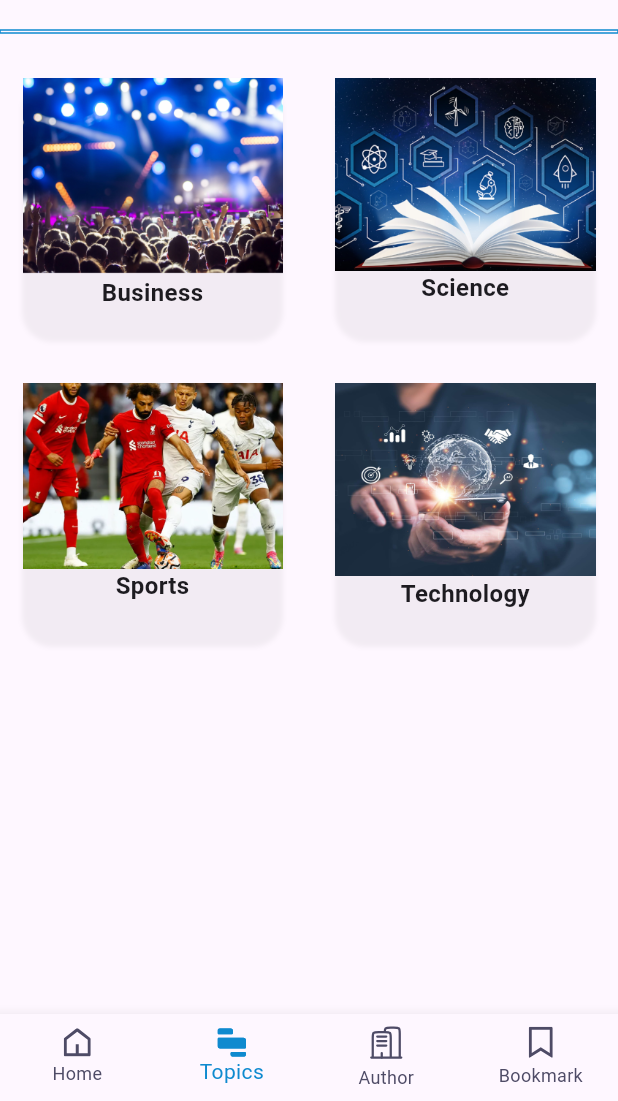
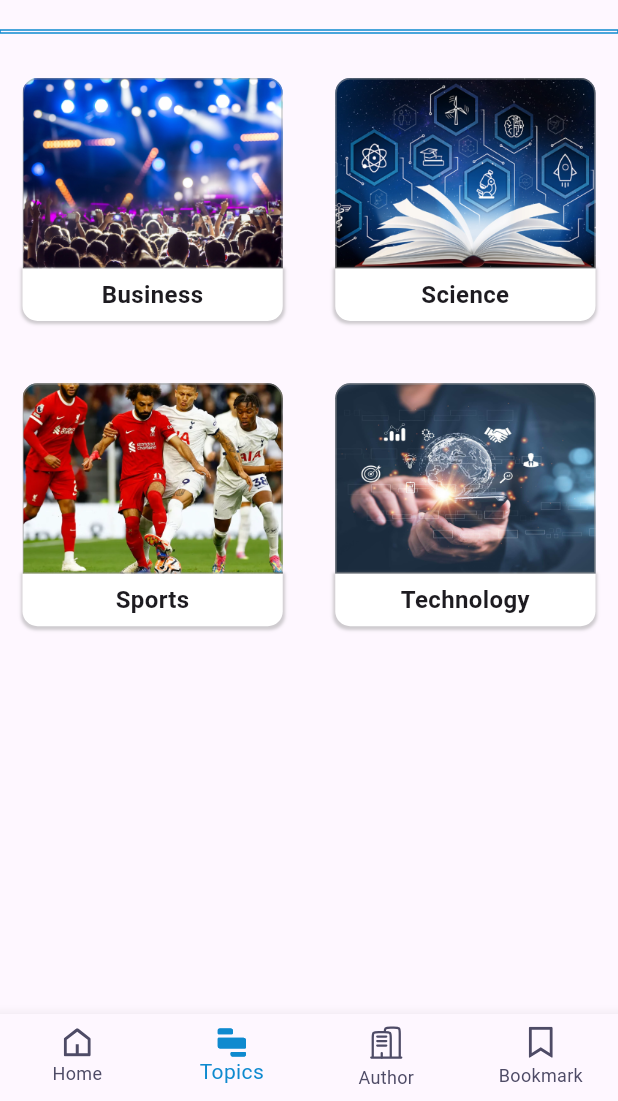
Before and after one commit to kareemkamal11/news_wave, a Flutter app: the HomeScreen screen opened directly, swiped to page 2, on a phone screen of 412 x 824 dp, the part 135-1236 px from its top. Run offline on Flutter 3.47's test engine with Material 3 defaults, Android fonts, the phone set to English and light mode, and no system bars; our stand-ins replace firebase_auth, firebase_core, flutter_bloc, flutter_svg, google_fonts, google_sign_in and 3 more; missing offline and left inert: flutter_facebook_auth, flutter_toastr; accounts and stored records are empty; network calls fail.

```diff
--- a/lib/core/static/app_assets.dart
+++ b/lib/core/static/app_assets.dart
@@ -42,4 +42,6 @@ class AppAssets {
   static final String takePhoto = 'assets/auth/profile/takePhoto.png';
 
   static final String emptyImage = 'assets/auth/profile/emptyImage.png';
+
+  static final String failedImaeg = 'assets/failedImage.png' ;
 }
--- a/lib/features/home/widgets/bookmark_page_widget.dart
+++ b/lib/features/home/widgets/bookmark_page_widget.dart
@@ -1,6 +1,5 @@
 import 'package:flutter/material.dart';
 import 'package:news_wave/features/home/widgets/custom_app_bar.dart';
-import 'package:news_wave/features/home/widgets/home_news_item_widget.dart';
 
 class BookmarkPageWidget extends StatelessWidget {
   const BookmarkPageWidget(
@@ -21,6 +20,8 @@ class BookmarkPageWidget extends StatelessWidget {
         ),
         SliverList.builder(
           itemBuilder: (context, index) {
+            return null;
+
           },
           itemCount: bookmark.length,
         ),
--- a/lib/features/home/widgets/home_news_item_widget.dart
+++ b/lib/features/home/widgets/home_news_item_widget.dart
@@ -111,7 +111,7 @@ class NewsItemDataWidget extends StatelessWidget {
                 onPressed: bookmark,
                 child: !isBookmarked
                     ? Icon(Icons.bookmark_border_sharp,
-                        color: AppColors.textWhiteColor)
+                        color: AppColors.textWhiteColor,)
                     : Icon(Icons.bookmark, color: AppColors.primaryColor),
               )
             ],
--- /dev/null
+++ b/lib/features/home/widgets/topics_item_widget.dart
@@ -0,0 +1,76 @@
+import 'package:flutter/material.dart';
+
+class CategoryItemWidget extends StatelessWidget {
+  const CategoryItemWidget({
+    super.key,
+    required this.onTap,
+    required this.title,
+    required this.image,
+  });
+
+  final Function() onTap;
+  final String title;
+  final DecorationImage image;
+
+  @override
+  Widget build(BuildContext context) {
+    return InkWell(
+      onTap: onTap,
+      child: SizedBox(
+        width: 178,
+        height: 175,
+        child: Column(
+          mainAxisSize: MainAxisSize.max,
+          children: [
+            Container(
+              width: 178,
+              height: 127,
+              decoration: BoxDecoration(
+                border: Border.all(
+                  color: Colors.grey.withOpacity(0.5),
+                  width: 1,
+                ),
+
+                borderRadius: BorderRadius.only(
+                  topLeft: Radius.circular(10),
+                  topRight: Radius.circular(10),
+                ),
+                // اريد ان يكون هناك ظل خفيف للصورة من ناحية اليمين واليسار والاعلي
+
+                image: image,
+              ),
+            ),
+            Container(
+              width: 178,
+              height: 35,
+              alignment: Alignment.center,
+              decoration: BoxDecoration(
+                color: Colors.white,
+                boxShadow: [
+                  BoxShadow(
+                    color: Colors.grey.withOpacity(0.5),
+                    spreadRadius: 1,
+                    blurRadius: 1,
+                    offset: const Offset(0, 1),
+                  ),
+                ],
+                borderRadius: BorderRadius.only(
+                  bottomLeft: Radius.circular(10),
+                  bottomRight: Radius.circular(10),
+                ),
+              ),
+              child: Text(
+                title,
+                textAlign: TextAlign.center,
+                style: TextStyle(
+                  fontSize: 16,
+                  fontWeight: FontWeight.bold,
+                ),
+              ),
+            ),
+          ],
+        ),
+      ),
+    );
+  }
+}
--- a/lib/features/home/widgets/topics_page_widget.dart
+++ b/lib/features/home/widgets/topics_page_widget.dart
@@ -1,6 +1,7 @@
 import 'package:flutter/material.dart';
 import 'package:news_wave/core/static/app_assets.dart';
 import 'package:news_wave/features/home/widgets/custom_app_bar.dart';
+import 'package:news_wave/features/home/widgets/topics_item_widget.dart';
 
 class TopicsPageWidget extends StatelessWidget {
   const TopicsPageWidget({super.key, required this.imagePath});
@@ -42,37 +43,12 @@ class TopicsPageWidget extends StatelessWidget {
           itemBuilder: (context, index) {
             return Padding(
               padding: const EdgeInsets.all(15),
-              child: Container(
-                width: 178,
-                height: 175,
-                decoration: BoxDecoration(
-                  borderRadius: BorderRadius.all(
-                    Radius.circular(20),
-                  ),
-                  boxShadow: [
-                    BoxShadow(
-                      color: Color(0x0C000000),
-                      blurRadius: 2,
-                      offset: Offset(0, 2),
-                      spreadRadius: 0,
-                    )
-                  ],
-                ),
-                child: Column(
-                  children: [
-                    Image.asset(
-                      topics[index]['image'],
-                      fit: BoxFit.cover,
-                    ),
-                    Text(
-                      topics[index]['title'],
-                      textAlign: TextAlign.center,
-                      style: TextStyle(
-                        fontSize: 16,
-                        fontWeight: FontWeight.bold,
-                      ),
-                    ),
-                  ],
+              child: CategoryItemWidget(
+                onTap: () {},
+                title: topics[index]['title'],
+                image: DecorationImage(
+                  image: AssetImage(topics[index]['image']),
+                  fit: BoxFit.cover,
                 ),
               ),
             );
```
Also changed, not shown: lib/features/home/widgets/author_page_widget.dart (+79 -2 lines), lib/features/home/widgets/news_page_widget.dart (+8 -1 lines), assets/failedImage.png (added).
